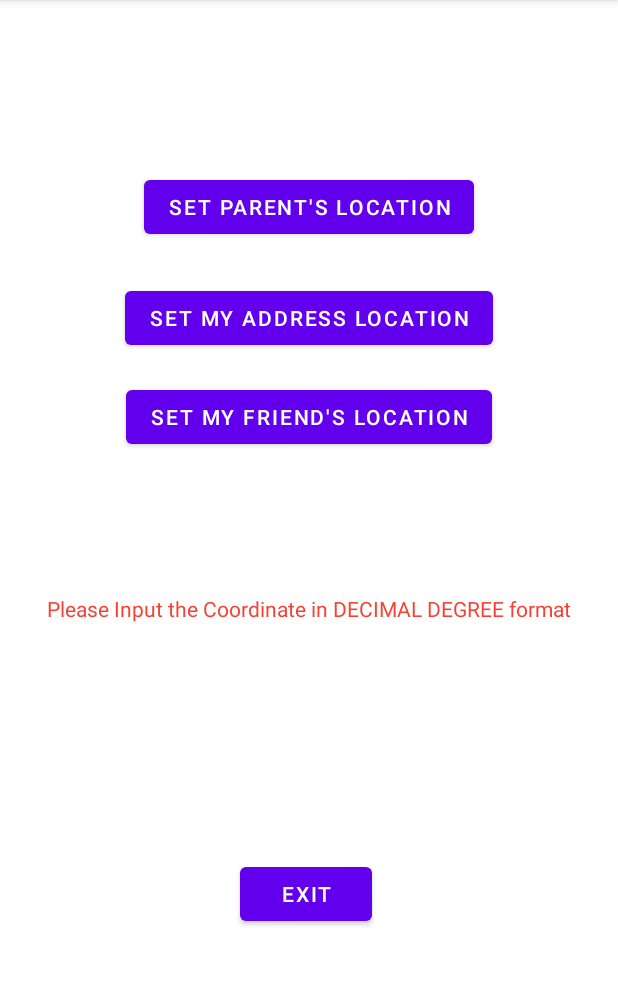
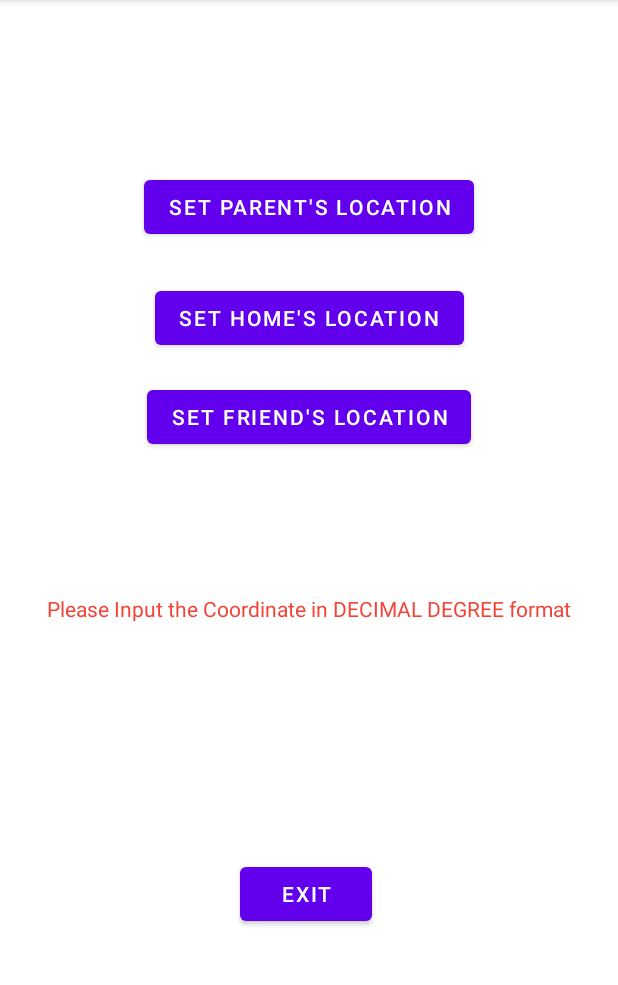
Before and after one commit to CSE-110-Winter-2023/Android-Compass, an Android app: the LocationActivity screen opened directly, with no data from a screen before it, on a phone screen of 412 x 824 dp, the part 84-1069 px from its top. Run offline under Robolectric (Android 15) with nearby library versions, the phone set to English and light mode, and no system bars.

Commit message:
Color Coded Labels, and Added Label Names Within 'Show Locations'

```diff
--- a/app/src/main/java/edu/ucsd/cse110/projects110/FriendsLocationActivity.java
+++ b/app/src/main/java/edu/ucsd/cse110/projects110/FriendsLocationActivity.java
@@ -9,6 +9,7 @@ import android.content.SharedPreferences;
 import android.os.Bundle;
 import android.view.View;
 import android.widget.EditText;
+import android.widget.TextView;
 
 public class FriendsLocationActivity extends AppCompatActivity {
 
@@ -44,6 +45,7 @@ public class FriendsLocationActivity extends AppCompatActivity {
         String longitude= preferences.getString("FLongitude","");
         LongView.setText(longitude);
     }
+
     public void saveProfile() {
         SharedPreferences preferences = getSharedPreferences("pref",MODE_PRIVATE);
         SharedPreferences.Editor editor = preferences.edit();
--- a/app/src/main/java/edu/ucsd/cse110/projects110/LocationActivity.java
+++ b/app/src/main/java/edu/ucsd/cse110/projects110/LocationActivity.java
@@ -4,8 +4,11 @@ import androidx.appcompat.app.AppCompatActivity;
 
 import android.content.Intent;
 
+import android.content.SharedPreferences;
 import android.os.Bundle;
 import android.view.View;
+import android.widget.EditText;
+import android.widget.TextView;
 
 
 public class LocationActivity extends AppCompatActivity {
@@ -14,6 +17,20 @@ public class LocationActivity extends AppCompatActivity {
     protected void onCreate(Bundle savedInstanceState) {
         super.onCreate(savedInstanceState);
         setContentView(R.layout.activity_location);
+        LoadProfile();
+    }
+
+    public void LoadProfile() {
+        SharedPreferences preferences = getSharedPreferences("pref",MODE_PRIVATE);
+
+        TextView ParentLabel = findViewById(R.id.ParentLocation);
+        ParentLabel.setText("Set " + preferences.getString("Parent_Label", "Parent") + "'s Location");
+
+        TextView FriendLabel = findViewById(R.id.FriendLocation);
+        FriendLabel.setText("Set " + preferences.getString("Friend_Label", "Friend") + "'s Location");
+
+        TextView AddressLabel = findViewById(R.id.AddressLocation);
+        AddressLabel.setText("Set " + preferences.getString("Address_Label", "Home") + "'s Location");
     }
 
     public void onExitClicked(View view) {
--- a/app/src/main/res/layout/activity_change_labels.xml
+++ b/app/src/main/res/layout/activity_change_labels.xml
@@ -13,6 +13,7 @@
         android:layout_marginTop="84dp"
         android:ems="10"
         android:hint="Parent"
+        android:textColor="#FF0000"
         android:inputType="textPersonName"
         android:text=""
         android:textIsSelectable="true"
@@ -28,6 +29,7 @@
         android:layout_marginTop="148dp"
         android:ems="10"
         android:hint="Friend"
+        android:textColor="#0000FF"
         android:inputType="textPersonName"
         android:text=""
         android:textIsSelectable="true"
@@ -43,6 +45,7 @@
         android:layout_marginTop="212dp"
         android:ems="10"
         android:hint="Home Address"
+        android:textColor="#006400"
         android:inputType="textPersonName"
         android:text=""
         android:textIsSelectable="true"
--- a/app/src/main/res/layout/activity_location.xml
+++ b/app/src/main/res/layout/activity_location.xml
@@ -19,18 +19,18 @@
         app:layout_constraintStart_toStartOf="parent" />
 
     <Button
-        android:id="@+id/HomeLocation"
+        android:id="@+id/ParentLocation"
         android:layout_width="wrap_content"
         android:layout_height="wrap_content"
         android:layout_marginBottom="26dp"
         android:onClick="onParentsClicked"
         android:text="Set Parent's Location"
-        app:layout_constraintBottom_toTopOf="@+id/CurrentLocation"
+        app:layout_constraintBottom_toTopOf="@+id/AddressLocation"
         app:layout_constraintEnd_toEndOf="parent"
         app:layout_constraintStart_toStartOf="parent" />
 
     <Button
-        android:id="@+id/CurrentLocation"
+        android:id="@+id/AddressLocation"
         android:layout_width="wrap_content"
         android:layout_height="wrap_content"
         android:layout_marginTop="188dp"
@@ -41,7 +41,7 @@
         app:layout_constraintTop_toTopOf="parent" />
 
     <Button
-        android:id="@+id/FriendsLocation"
+        android:id="@+id/FriendLocation"
         android:layout_width="wrap_content"
         android:layout_height="wrap_content"
         android:layout_marginTop="18dp"
@@ -49,7 +49,7 @@
         android:text="Set My Friend's Location"
         app:layout_constraintEnd_toEndOf="parent"
         app:layout_constraintStart_toStartOf="parent"
-        app:layout_constraintTop_toBottomOf="@+id/CurrentLocation" />
+        app:layout_constraintTop_toBottomOf="@+id/AddressLocation" />
 
     <TextView
         android:id="@+id/textView"
@@ -60,7 +60,7 @@
         android:textColor="#F44336"
         app:layout_constraintEnd_toEndOf="parent"
         app:layout_constraintStart_toStartOf="parent"
-        app:layout_constraintTop_toBottomOf="@+id/FriendsLocation" />
+        app:layout_constraintTop_toBottomOf="@+id/FriendLocation" />
 
 
 </androidx.constraintlayout.widget.ConstraintLayout>
```
